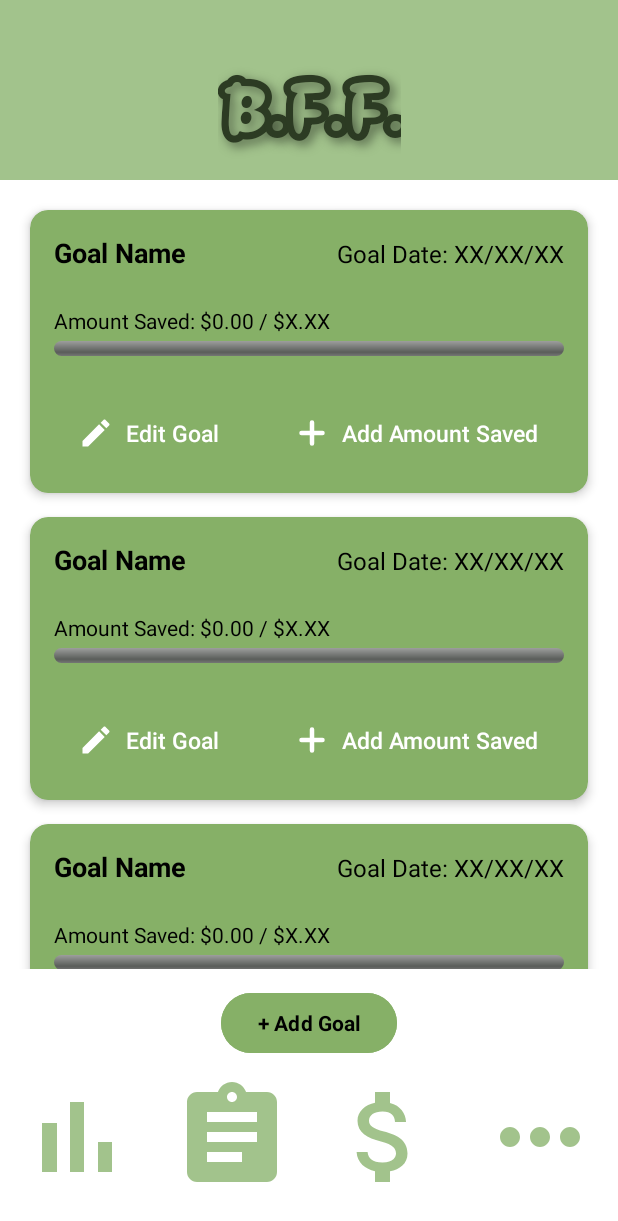
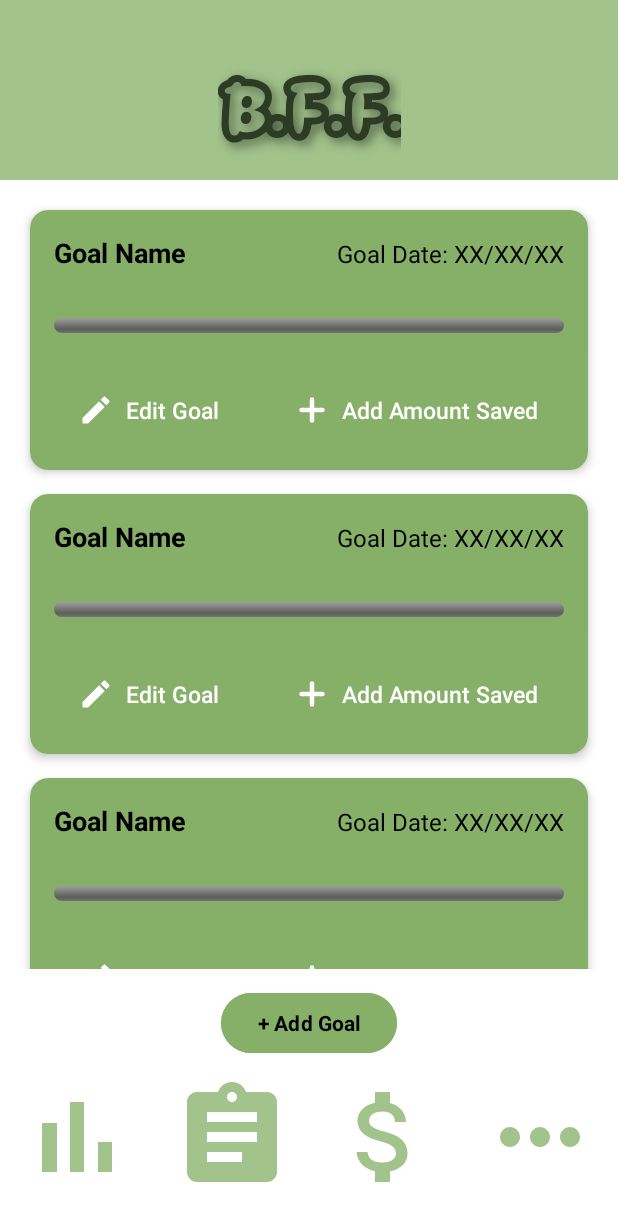
Before and after one commit to bguti1121/BFF_App, an Android app: the layout activity_saving_goals.xml on its own in the app's theme, with its tools: preview values and no code run, on a phone screen of 412 x 824 dp. Shown: the top 1221 px of the screen. Run offline under Robolectric (Android 15) with nearby library versions, the phone set to English and light mode, and no system bars.

Commit message:
Bug fixes and Night Mode Color updates

```diff
--- a/app/src/main/res/layout/saving_goal.xml
+++ b/app/src/main/res/layout/saving_goal.xml
@@ -44,11 +44,12 @@
             android:id="@+id/amountProgressText"
             android:layout_width="wrap_content"
             android:layout_height="wrap_content"
-            android:layout_marginTop="15dp"
-            android:text="@string/goal_amount_saved"
             android:textColor="@color/black"
+            android:textStyle="bold"
             android:textSize="14sp"
-            android:layout_marginBottom="4dp" />
+            android:drawablePadding="6dp"
+            android:layout_marginBottom="4dp"/>
+
 
         <ProgressBar
             android:id="@+id/progressBar"
--- a/app/src/main/res/values/colors.xml
+++ b/app/src/main/res/values/colors.xml
@@ -7,6 +7,7 @@
     <color name="budgetRed">#C01004</color>
     <color name="bgGreen">#4CAF50</color>
     <color name="purple_500">#6C0AC5</color>
+    <color name="orange">#FFA000</color>
 
     <color name="percentageText">#333333</color> <!-- Color for percentages on bills -->
     <color name="barTextColor">#222222</color>  <!-- Color for bar chart yearlySummary -->
```
Also changed, not shown: app/src/main/java/com/example/bff_app/GoalDetailActivity.java (+25 -0 lines), app/src/main/java/com/example/bff_app/GoalManager.java (+17 -5 lines).
